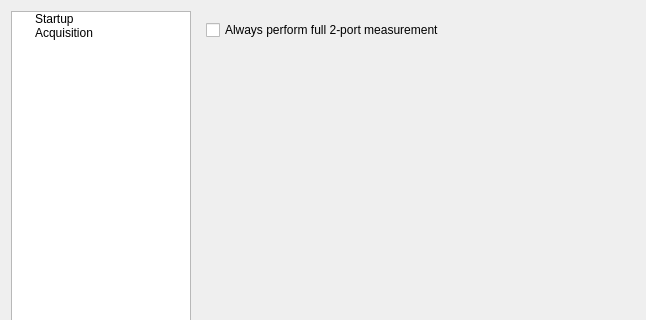
Old version of the form Software/PC_Application/preferencesdialog.ui in the repository jankae/LibreVNA; both pictures show x 0 to 646 and y 0 to 320 of the 646 by 543 pixel window.
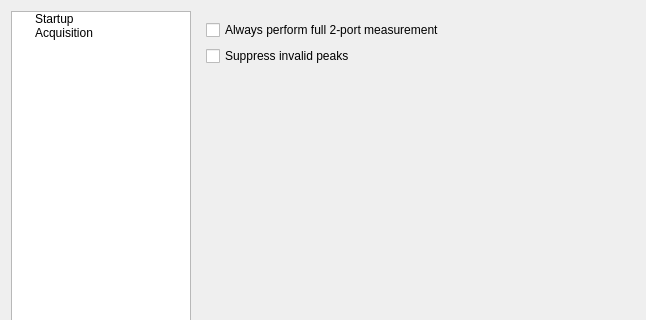
New version of the form. The open tabs and pages were chosen to show the change. Custom widgets are drawn as their Qt base class.

Commit message: mitigation for peaks caused by limited fractional divider in PLLs

Patch:
```diff
--- a/Software/PC_Application/preferencesdialog.ui
+++ b/Software/PC_Application/preferencesdialog.ui
@@ -241,6 +241,16 @@
            </property>
           </widget>
          </item>
+         <item>
+          <widget class="QCheckBox" name="AcquisitionSuppressPeaks">
+           <property name="toolTip">
+            <string>&lt;html&gt;&lt;head/&gt;&lt;body&gt;&lt;p&gt;Due to limited fractional divider settings, the source and 1.LO PLLs are not able to reach every frequency exactly. At some specific frequencies this causes the final IF to shift. At these frequencies there will be a positive or negative peak in the trace measurement that is not actually there.&lt;br/&gt;&lt;br/&gt;Checking this option shifts the 2.LO for points where this could be an issue. This will remove the peaks but slow down the sweep slightly.&lt;/p&gt;&lt;/body&gt;&lt;/html&gt;</string>
+           </property>
+           <property name="text">
+            <string>Suppress invalid peaks</string>
+           </property>
+          </widget>
+         </item>
          <item>
           <spacer name="verticalSpacer_2">
            <property name="orientation">
```
The commit also changes 22 other files.
